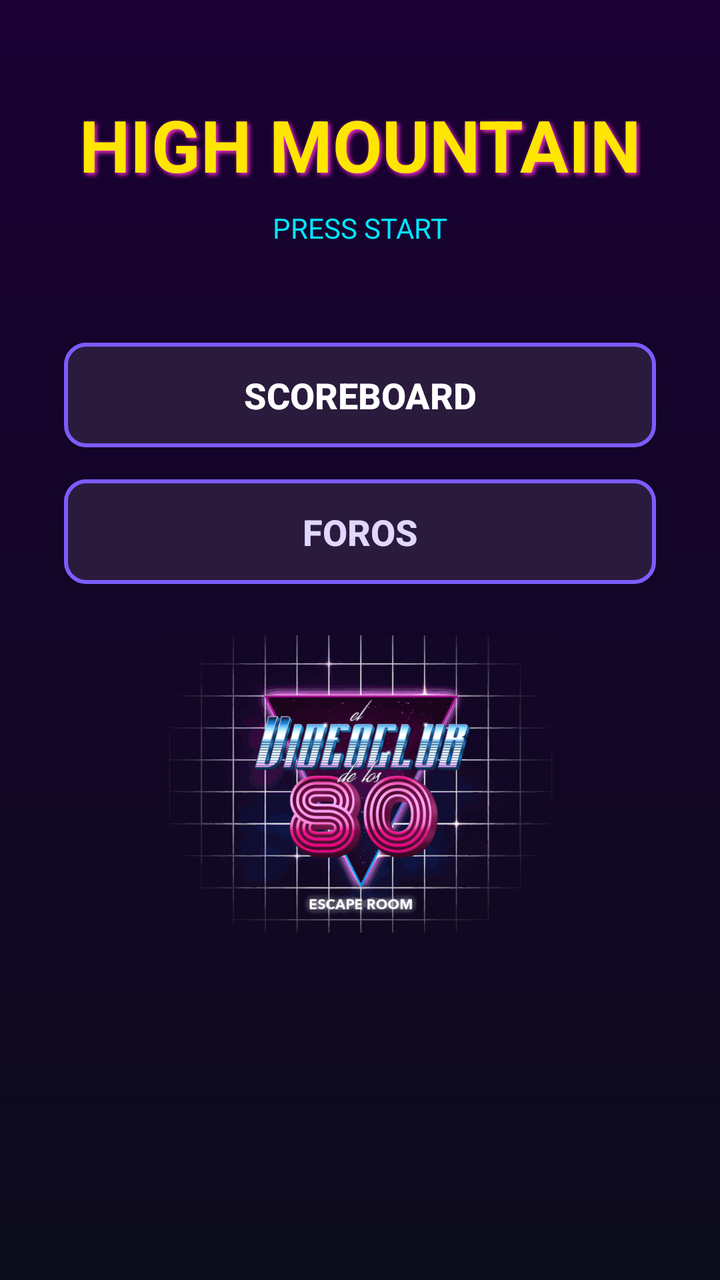
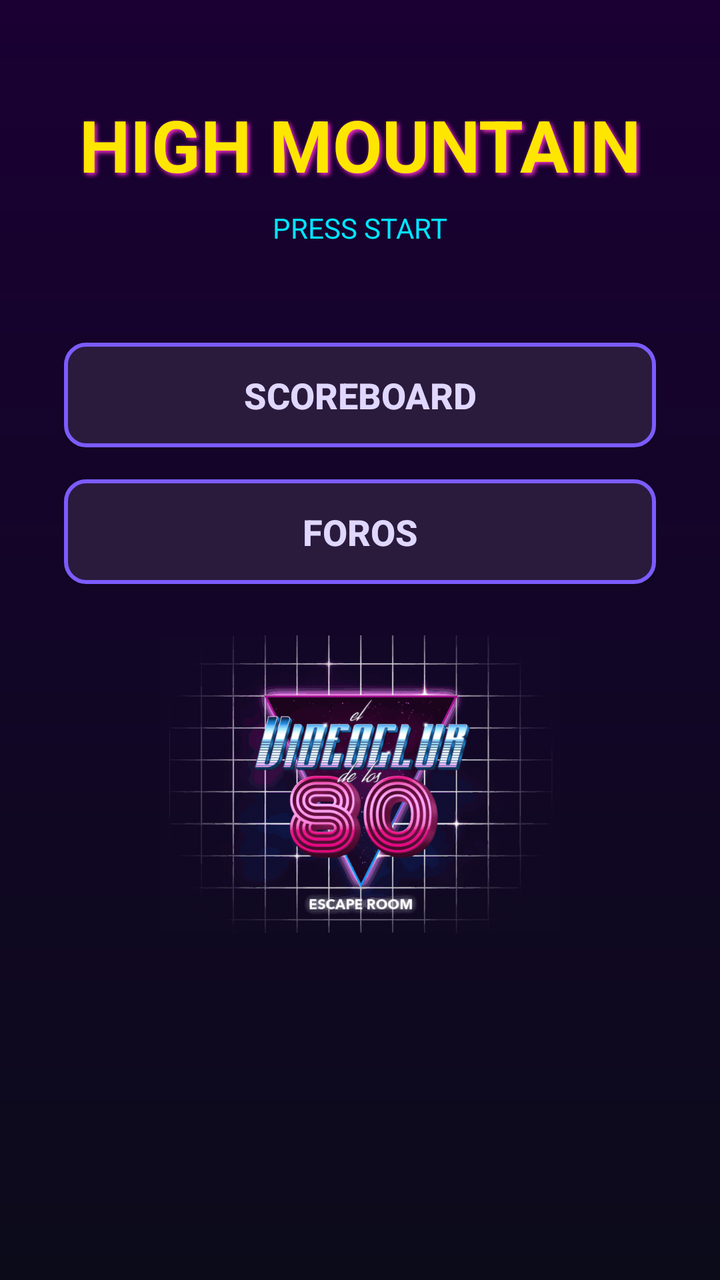

Screens rendered from an Android XML layout before and after an edit, with the pre-edit source and the edit as a unified diff.
<!-- AndroidManifest.xml: application theme Theme.FerrolApp -->
<!-- res/layout/fragment_inicio.xml -->
<?xml version="1.0" encoding="utf-8"?>
<androidx.constraintlayout.widget.ConstraintLayout
    xmlns:android="http://schemas.android.com/apk/res/android"
    xmlns:app="http://schemas.android.com/apk/res-auto"
    xmlns:tools="http://schemas.android.com/tools"
    android:layout_width="match_parent"
    android:layout_height="match_parent"
    android:background="@drawable/bg_retro">

    
    <TextView
        android:id="@+id/title"
        android:layout_width="wrap_content"
        android:layout_height="wrap_content"
        android:text="HIGH MOUNTAIN"
        android:textSize="36sp"
        android:textStyle="bold"
        android:textColor="@color/neon_yellow"
        android:shadowColor="@color/neon_pink"
        android:shadowDx="3"
        android:shadowDy="3"
        android:shadowRadius="6"
        app:layout_constraintTop_toTopOf="parent"
        app:layout_constraintStart_toStartOf="parent"
        app:layout_constraintEnd_toEndOf="parent"
        android:layout_marginTop="48dp"/>

    
    <TextView
        android:id="@+id/subtitle"
        android:layout_width="wrap_content"
        android:layout_height="wrap_content"
        android:text="PRESS START"
        android:textSize="14sp"
        android:textColor="@color/neon_blue"
        app:layout_constraintTop_toBottomOf="@id/title"
        app:layout_constraintStart_toStartOf="parent"
        app:layout_constraintEnd_toEndOf="parent"
        android:layout_marginTop="8dp"/>

    
    <androidx.appcompat.widget.AppCompatButton
        android:id="@+id/btn_scoreboard"
        android:layout_width="0dp"
        android:layout_height="wrap_content"
        android:text="SCOREBOARD"
        android:textStyle="bold"
        android:textSize="18sp"
        android:textColor="@color/text_white"
        android:background="@drawable/btn_arcade"
        android:padding="14dp"
        app:layout_constraintTop_toBottomOf="@id/subtitle"
        app:layout_constraintStart_toStartOf="parent"
        app:layout_constraintEnd_toEndOf="parent"
        android:layout_marginTop="48dp"
        android:layout_marginStart="32dp"
        android:layout_marginEnd="32dp"/>

    
    <androidx.appcompat.widget.AppCompatButton
        android:id="@+id/btn_foros"
        android:layout_width="0dp"
        android:layout_height="wrap_content"
        android:text="FOROS"
        android:textStyle="bold"
        android:textSize="18sp"
        android:textColor="#E0D7FF"
        android:background="@drawable/btn_arcade"
        android:padding="14dp"
        app:layout_constraintTop_toBottomOf="@id/btn_scoreboard"
        app:layout_constraintStart_toStartOf="parent"
        app:layout_constraintEnd_toEndOf="parent"
        android:layout_marginTop="16dp"
        android:layout_marginStart="32dp"
        android:layout_marginEnd="32dp"
        />

    <ImageView
        android:id="@+id/imgLogo"
        android:layout_width="200dp"
        android:layout_height="200dp"
        android:src="@drawable/cosoas"
        android:contentDescription="Logo"
        app:layout_constraintTop_toBottomOf="@id/btn_foros"
        app:layout_constraintStart_toStartOf="parent"
        app:layout_constraintEnd_toEndOf="parent"
        />

</androidx.constraintlayout.widget.ConstraintLayout>
<!-- resources referenced by this layout -->
<resources>
  <color name="neon_blue">#00E5FF</color>
  <color name="neon_pink">#FF2FD2</color>
  <color name="neon_yellow">#FFE600</color>
  <color name="text_white">#FFFFFF</color>
  <!-- drawable bg_retro (drawable) -->
  <?xml version="1.0" encoding="utf-8"?>
  <shape xmlns:android="http://schemas.android.com/apk/res/android">
      <gradient
          android:startColor="#0B0B1A"
          android:endColor="#1A0033"
          android:angle="90"/>
  </shape>
  <!-- drawable btn_arcade (drawable) -->
  <?xml version="1.0" encoding="utf-8"?>
  <shape xmlns:android="http://schemas.android.com/apk/res/android">
      <solid android:color="#2A1B3D"/>
      <stroke
          android:width="2dp"
          android:color="#7B5CFF"/>
      <corners android:radius="10dp"/>
  </shape>
  <!-- drawable cosoas: png bitmap (drawable, 66270 bytes) -->
  <style name="Theme.FerrolApp" parent="Base.Theme.FerrolApp" />
  <style name="Base.Theme.FerrolApp" parent="Theme.Material3.DayNight.NoActionBar">
          
          
      </style>
</resources>

<!-- the commit's change to res/layout/fragment_inicio.xml (unified diff, before → after) -->
@@ -46,8 +46,8 @@
         android:text="SCOREBOARD"
         android:textStyle="bold"
         android:textSize="18sp"
-        android:textColor="@color/text_white"
-        android:background="@drawable/btn_arcade"
+        android:textColor="#E0D7FF"
+        android:background="@drawable/btn_arcade_glow"
         android:padding="14dp"
         app:layout_constraintTop_toBottomOf="@id/subtitle"
         app:layout_constraintStart_toStartOf="parent"
@@ -65,7 +65,7 @@
         android:textStyle="bold"
         android:textSize="18sp"
         android:textColor="#E0D7FF"
-        android:background="@drawable/btn_arcade"
+        android:background="@drawable/btn_arcade_glow"
         android:padding="14dp"
         app:layout_constraintTop_toBottomOf="@id/btn_scoreboard"
         app:layout_constraintStart_toStartOf="parent"
<!-- resource entries referenced after the edit -->
@@ -3,7 +3,6 @@
   <color name="neon_blue">#00E5FF</color>
   <color name="neon_pink">#FF2FD2</color>
   <color name="neon_yellow">#FFE600</color>
-  <color name="text_white">#FFFFFF</color>
   <!-- drawable bg_retro (drawable) -->
   <?xml version="1.0" encoding="utf-8"?>
   <shape xmlns:android="http://schemas.android.com/apk/res/android">
@@ -12,15 +11,32 @@
           android:endColor="#1A0033"
           android:angle="90"/>
   </shape>
-  <!-- drawable btn_arcade (drawable) -->
-  <?xml version="1.0" encoding="utf-8"?>
-  <shape xmlns:android="http://schemas.android.com/apk/res/android">
-      <solid android:color="#2A1B3D"/>
-      <stroke
-          android:width="2dp"
-          android:color="#7B5CFF"/>
-      <corners android:radius="10dp"/>
-  </shape>
+  <!-- drawable btn_arcade_glow (drawable) -->
+  <selector xmlns:android="http://schemas.android.com/apk/res/android">
+  
+      
+      <item android:state_pressed="true">
+          <shape>
+              <solid android:color="#3C2A5F"/>
+              <stroke
+                  android:width="3dp"
+                  android:color="#B388FF"/>
+              <corners android:radius="10dp"/>
+          </shape>
+      </item>
+  
+      
+      <item>
+          <shape>
+              <solid android:color="#2A1B3D"/>
+              <stroke
+                  android:width="2dp"
+                  android:color="#7B5CFF"/>
+              <corners android:radius="10dp"/>
+          </shape>
+      </item>
+  
+  </selector>
   <!-- drawable cosoas: png bitmap (drawable, 66270 bytes) -->
   <style name="Theme.FerrolApp" parent="Base.Theme.FerrolApp" />
   <style name="Base.Theme.FerrolApp" parent="Theme.Material3.DayNight.NoActionBar">
